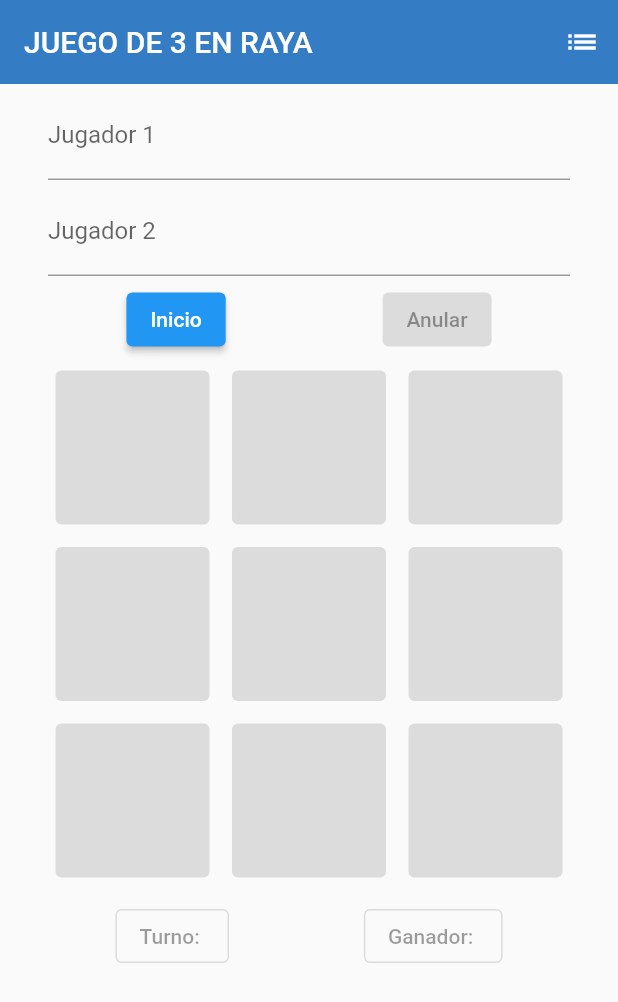
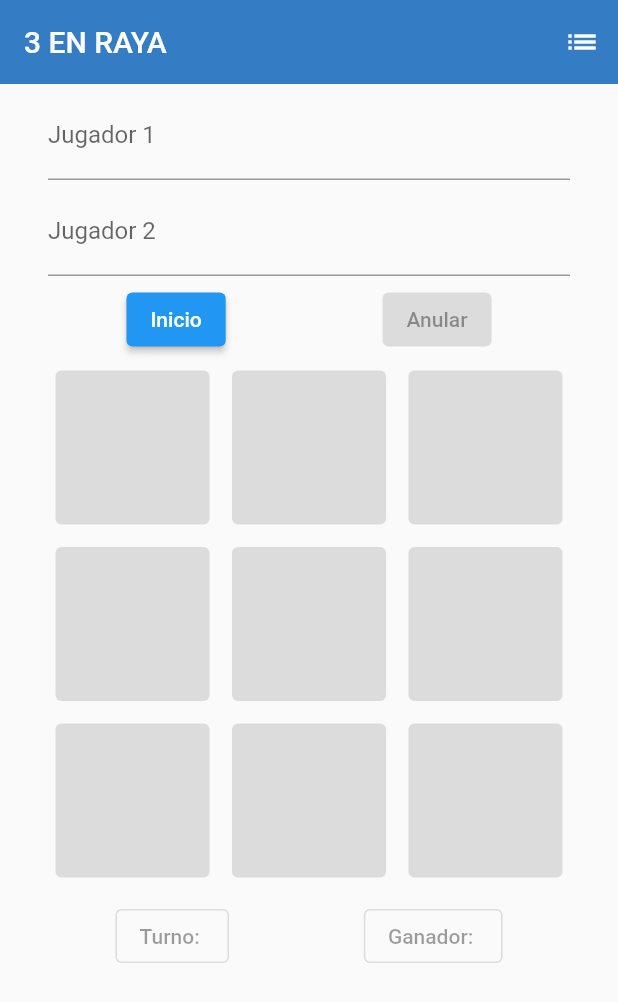
Before and after one commit to AlanDagner/Juego-3-En-Raya-En-FLutter-Con-MYSQL, a Flutter app: the screen it shows after launch, on a phone screen of 412 x 824 dp. Shown: the top 1002 px of the screen. Run offline on Flutter 3.47's test engine with Material 2 defaults, Android fonts, the phone set to English and light mode, and no system bars.

Commit message:
ADQY - 3 En Raya - Flutter y MYSQL

```diff
--- a/tres_en_raya/lib/screens/home_page.dart
+++ b/tres_en_raya/lib/screens/home_page.dart
@@ -184,7 +184,7 @@ class _HomeState extends State<Home> {
     ];
     return Scaffold(
       appBar: AppBar(
-        title: Text("JUEGO DE 3 EN RAYA"),
+        title: Text("3 EN RAYA"),
         elevation: 0,
         backgroundColor:  Color.fromARGB(210, 10, 98, 186),
         actions: [
```
